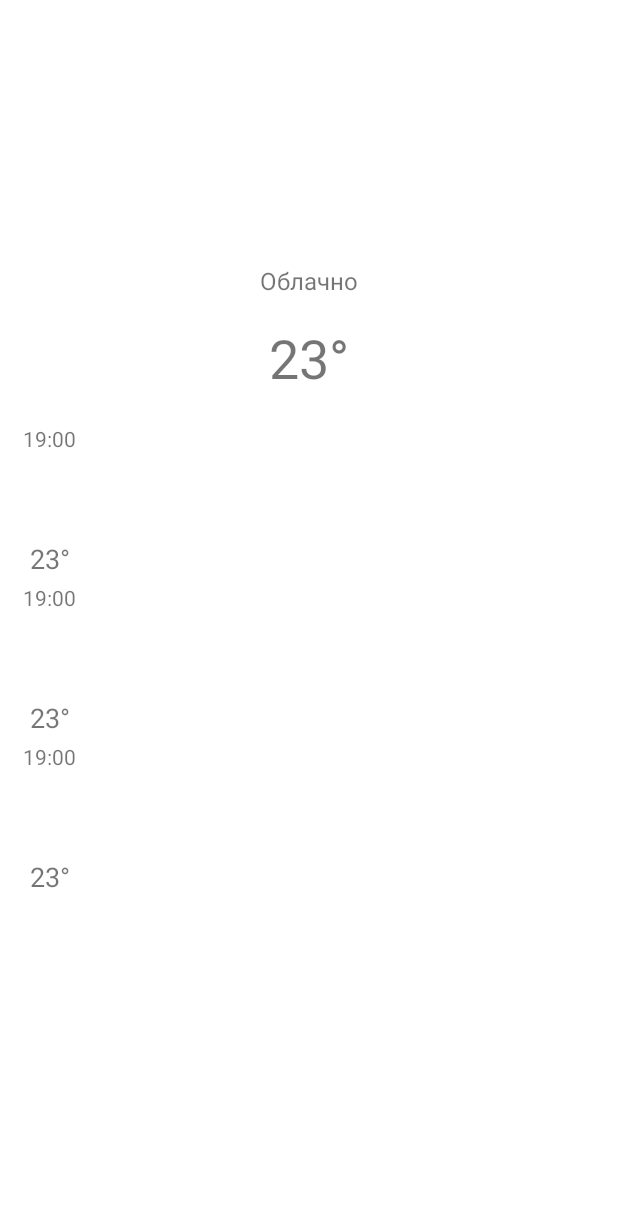
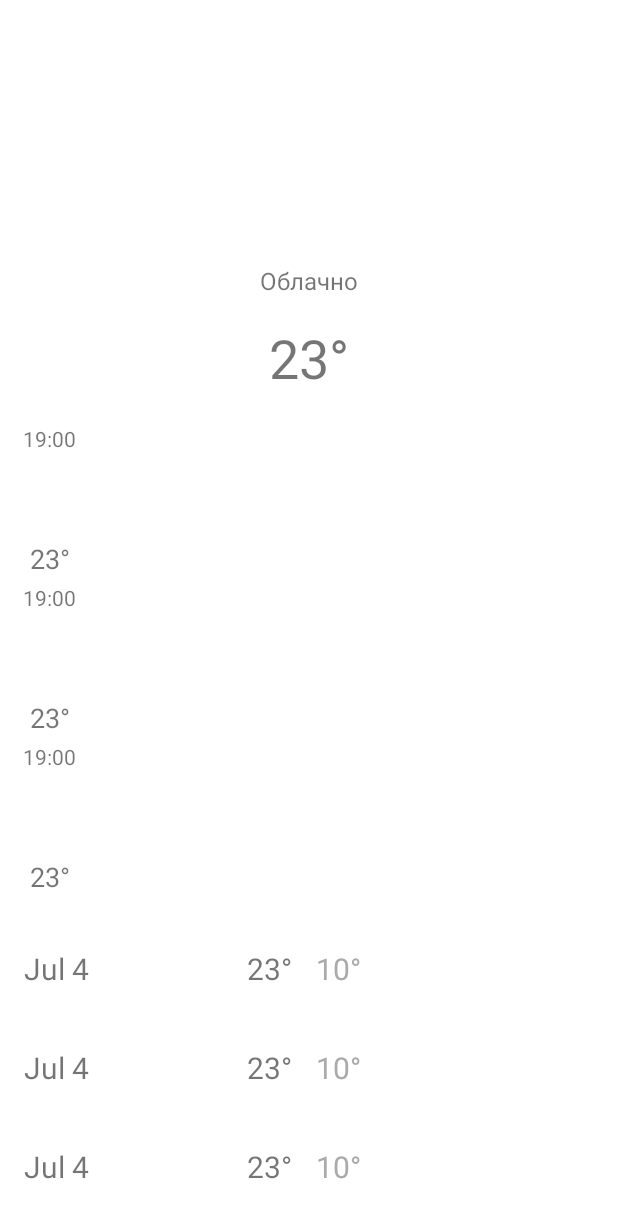
Before and after one commit to San4illa/Weather, an Android app: the layout fragment_weather.xml on its own in the app's theme, with its tools: preview values and no code run, on a phone screen of 412 x 824 dp. Shown: the top 1218 px of the screen. Run offline under Robolectric (Android 15) with nearby library versions, the phone set to English and light mode, and no system bars.

Commit message:
Add daily weather display

```diff
--- a/app/src/main/java/com/san4illa/weather/network/WeatherApi.kt
+++ b/app/src/main/java/com/san4illa/weather/network/WeatherApi.kt
@@ -14,7 +14,7 @@ private val retrofit = Retrofit.Builder()
     .build()
 
 interface WeatherService {
-    @GET("{latitude},{longitude}?units=si")
+    @GET("{latitude},{longitude}?units=si&lang=ru")
     suspend fun getWeather(
         @Path("latitude") latitude: Double = 37.8267,
         @Path("longitude") longitude: Double = -122.4233
--- a/app/src/main/java/com/san4illa/weather/ui/HourlyWeatherAdapter.kt
+++ b/app/src/main/java/com/san4illa/weather/ui/HourlyWeatherAdapter.kt
@@ -9,8 +9,10 @@ import com.san4illa.weather.databinding.HourlyWeatherItemBinding
 import com.san4illa.weather.domain.Weather
 
 class HourlyWeatherAdapter : ListAdapter<Weather, HourlyWeatherAdapter.HourlyWeatherViewHolder>(DiffCallback) {
-    override fun onCreateViewHolder(parent: ViewGroup, viewType: Int) =
-        HourlyWeatherViewHolder(HourlyWeatherItemBinding.inflate(LayoutInflater.from(parent.context)))
+    override fun onCreateViewHolder(parent: ViewGroup, viewType: Int): HourlyWeatherViewHolder {
+        val binding = HourlyWeatherItemBinding.inflate(LayoutInflater.from(parent.context))
+        return HourlyWeatherViewHolder(binding)
+    }
 
     override fun onBindViewHolder(holder: HourlyWeatherViewHolder, position: Int) {
         holder.bind(getItem(position))
--- a/app/src/main/java/com/san4illa/weather/ui/WeatherFragment.kt
+++ b/app/src/main/java/com/san4illa/weather/ui/WeatherFragment.kt
@@ -32,6 +32,11 @@ class WeatherFragment : Fragment() {
         binding.hourlyWeather.apply {
             layoutManager = LinearLayoutManager(requireContext(), LinearLayoutManager.HORIZONTAL, false)
             adapter = HourlyWeatherAdapter()
+        }
+
+        binding.dailyWeather.apply {
+            layoutManager = LinearLayoutManager(requireContext())
+            adapter = DailyWeatherAdapter()
         }
 
         return binding.root
--- a/app/src/main/java/com/san4illa/weather/ui/WeatherViewModel.kt
+++ b/app/src/main/java/com/san4illa/weather/ui/WeatherViewModel.kt
@@ -14,8 +14,8 @@ class WeatherViewModel : ViewModel() {
     private val repository = Repository()
 
     val currentlyWeather = repository.currentlyWeather
-
     val hourlyWeather = repository.hourlyWeather
+    val dailyWeather = repository.dailyWeather
 
     private val _state = MutableLiveData<State>()
     val state: LiveData<State>
--- /dev/null
+++ b/app/src/main/res/layout/daily_weather_item.xml
@@ -0,0 +1,67 @@
+<?xml version="1.0" encoding="utf-8"?>
+<layout xmlns:android="http://schemas.android.com/apk/res/android"
+    xmlns:app="http://schemas.android.com/apk/res-auto"
+    xmlns:tools="http://schemas.android.com/tools">
+
+    <data>
+
+        <variable
+            name="weather"
+            type="com.san4illa.weather.domain.DailyWeather" />
+    </data>
+
+    <androidx.constraintlayout.widget.ConstraintLayout
+        android:layout_width="match_parent"
+        android:layout_height="wrap_content">
+
+        <TextView
+            android:id="@+id/date"
+            date="@{weather.time}"
+            android:layout_width="wrap_content"
+            android:layout_height="wrap_content"
+            android:layout_marginStart="@dimen/normalMargin"
+            android:textSize="20sp"
+            app:layout_constraintBottom_toBottomOf="parent"
+            app:layout_constraintStart_toStartOf="parent"
+            app:layout_constraintTop_toTopOf="parent"
+            tools:text="Jul 4" />
+
+        <TextView
+            android:id="@+id/maxTemperature"
+            android:layout_width="wrap_content"
+            android:layout_height="wrap_content"
+            android:text="@{weather.maxTemperature}"
+            android:textSize="20sp"
+            app:layout_constraintBottom_toBottomOf="parent"
+            app:layout_constraintEnd_toStartOf="@+id/minTemperature"
+            app:layout_constraintHorizontal_chainStyle="packed"
+            app:layout_constraintStart_toEndOf="@+id/date"
+            app:layout_constraintTop_toTopOf="parent"
+            tools:text="23°" />
+
+        <TextView
+            android:id="@+id/minTemperature"
+            android:layout_width="wrap_content"
+            android:layout_height="wrap_content"
+            android:layout_marginStart="@dimen/normalMargin"
+            android:text="@{weather.minTemperature}"
+            android:textColor="@android:color/darker_gray"
+            android:textSize="20sp"
+            app:layout_constraintBottom_toBottomOf="parent"
+            app:layout_constraintEnd_toStartOf="@+id/icon"
+            app:layout_constraintStart_toEndOf="@+id/maxTemperature"
+            app:layout_constraintTop_toTopOf="parent"
+            tools:text="10°" />
+
+        <ImageView
+            android:id="@+id/icon"
+            android:layout_width="50dp"
+            android:layout_height="50dp"
+            android:layout_marginVertical="8dp"
+            android:layout_marginEnd="@dimen/normalMargin"
+            app:imageUrl="@{weather.iconUrl}"
+            app:layout_constraintBottom_toBottomOf="parent"
+            app:layout_constraintEnd_toEndOf="parent"
+            app:layout_constraintTop_toTopOf="parent" />
+    </androidx.constraintlayout.widget.ConstraintLayout>
+</layout>
--- a/app/src/main/res/layout/fragment_weather.xml
+++ b/app/src/main/res/layout/fragment_weather.xml
@@ -9,6 +9,10 @@
             name="viewModel"
             type="com.san4illa.weather.ui.WeatherViewModel" />
     </data>
+
+    <androidx.core.widget.NestedScrollView
+        android:layout_width="match_parent"
+        android:layout_height="wrap_content">
 
         <androidx.constraintlayout.widget.ConstraintLayout
             android:layout_width="match_parent"
@@ -26,7 +30,7 @@
                     android:id="@+id/weatherIcon"
                     android:layout_width="160dp"
                     android:layout_height="160dp"
-                android:layout_marginTop="16dp"
+                    android:layout_marginTop="@dimen/normalMargin"
                     app:imageUrl="@{viewModel.currentlyWeather.iconUrl}"
                     app:layout_constraintEnd_toEndOf="parent"
                     app:layout_constraintStart_toStartOf="parent"
@@ -47,7 +51,7 @@
                     android:id="@+id/weatherTemperature"
                     android:layout_width="wrap_content"
                     android:layout_height="wrap_content"
-                android:layout_marginTop="16dp"
+                    android:layout_marginTop="@dimen/normalMargin"
                     android:text="@{viewModel.currentlyWeather.temperature}"
                     android:textSize="36sp"
                     app:layout_constraintEnd_toEndOf="parent"
@@ -58,16 +62,29 @@
 
             <androidx.recyclerview.widget.RecyclerView
                 android:id="@+id/hourlyWeather"
-            listData="@{viewModel.hourlyWeather}"
+                hourlyList="@{viewModel.hourlyWeather}"
                 android:layout_width="match_parent"
                 android:layout_height="wrap_content"
-            android:layout_marginTop="16dp"
+                android:layout_marginTop="@dimen/normalMargin"
                 app:layout_constraintEnd_toEndOf="parent"
                 app:layout_constraintStart_toStartOf="parent"
                 app:layout_constraintTop_toBottomOf="@+id/currentlyWeather"
                 tools:layoutManager="LinearLayoutManager"
                 tools:listitem="@layout/hourly_weather_item"
                 tools:orientation="horizontal" />
+
+            <androidx.recyclerview.widget.RecyclerView
+                android:id="@+id/dailyWeather"
+                dailyList="@{viewModel.dailyWeather}"
+                android:layout_width="match_parent"
+                android:layout_height="wrap_content"
+                android:layout_marginVertical="@dimen/normalMargin"
+                app:layout_constraintBottom_toBottomOf="parent"
+                app:layout_constraintEnd_toEndOf="parent"
+                app:layout_constraintStart_toStartOf="parent"
+                app:layout_constraintTop_toBottomOf="@+id/hourlyWeather"
+                tools:layoutManager="LinearLayoutManager"
+                tools:listitem="@layout/daily_weather_item" />
 
             <ProgressBar
                 android:layout_width="wrap_content"
@@ -79,4 +96,5 @@
                 app:layout_constraintTop_toTopOf="parent"
                 app:loaderState="@{viewModel.state}" />
         </androidx.constraintlayout.widget.ConstraintLayout>
+    </androidx.core.widget.NestedScrollView>
 </layout>
--- a/app/src/main/res/layout/hourly_weather_item.xml
+++ b/app/src/main/res/layout/hourly_weather_item.xml
@@ -13,10 +13,7 @@
     <androidx.constraintlayout.widget.ConstraintLayout
         android:layout_width="wrap_content"
         android:layout_height="wrap_content"
-        android:paddingHorizontal="8dp"
-        app:layout_constraintEnd_toEndOf="parent"
-        app:layout_constraintStart_toStartOf="parent"
-        app:layout_constraintTop_toTopOf="parent">
+        android:paddingHorizontal="8dp">
 
         <TextView
             android:id="@+id/time"
--- /dev/null
+++ b/app/src/main/res/values/dimens.xml
@@ -0,0 +1,4 @@
+<?xml version="1.0" encoding="utf-8"?>
+<resources>
+    <dimen name="normalMargin">16dp</dimen>
+</resources>
```
Also changed, not shown: app/src/main/java/com/san4illa/weather/domain/DailyWeather.kt (added, +9 -0 lines), app/src/main/java/com/san4illa/weather/network/WeatherResponse.kt (+17 -2 lines), app/src/main/java/com/san4illa/weather/repository/Repository.kt (+7 -0 lines), app/src/main/java/com/san4illa/weather/ui/BindingAdapters.kt (+16 -3 lines), app/src/main/java/com/san4illa/weather/ui/DailyWeatherAdapter.kt (added, +38 -0 lines). Lines whose indentation alone changed are shown as unchanged.
